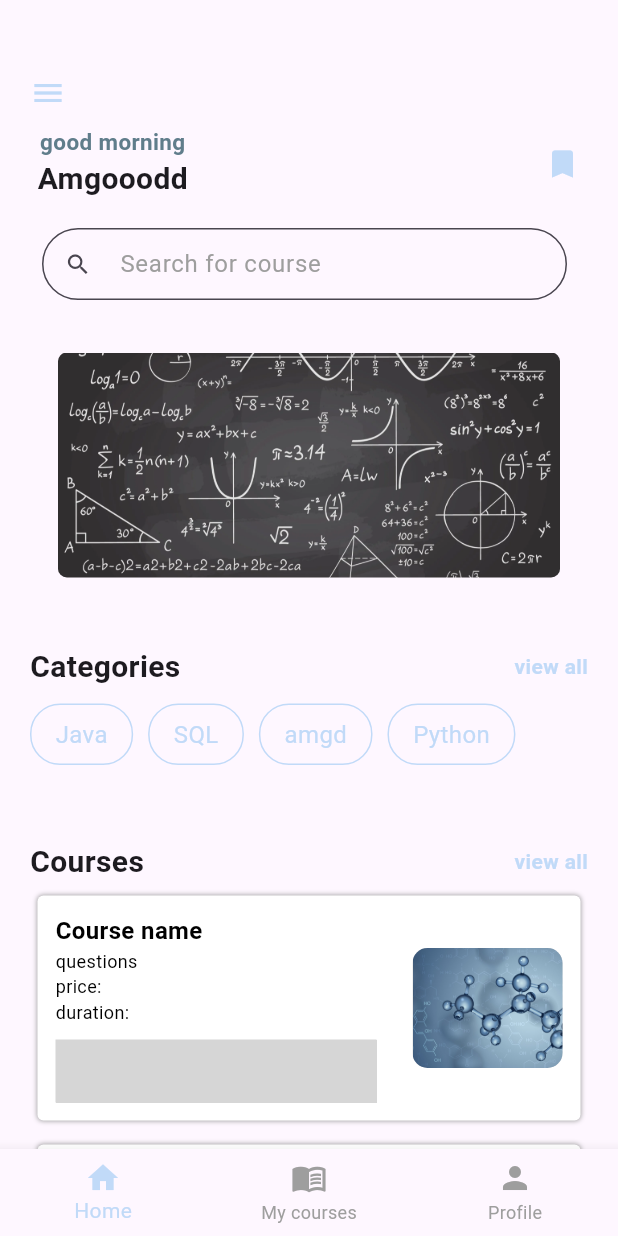
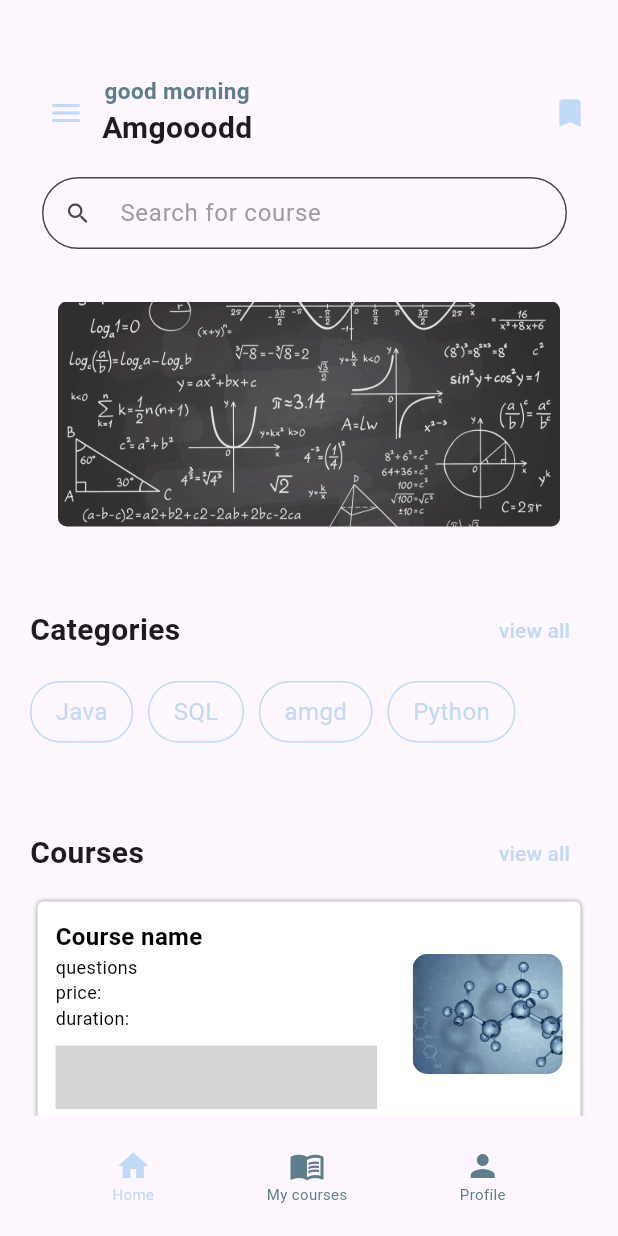
Before and after one commit to ZeyadRaafat/Powerpuff_App, a Flutter app: the Homemain screen opened by its route, on a phone screen of 412 x 824 dp. Run offline on Flutter 3.47's test engine with Material 3 defaults, Android fonts, the light colour scheme and no system bars; drawn by our look-alikes of carousel_slider; our stand-ins replace dio, flutter_bloc, get, google_fonts, lottie, shared_preferences; accounts and stored records are empty; grey boxes are pictures that could not be loaded.

Commit message:
menue and theme buttons

```diff
--- a/lib/app_router.dart
+++ b/lib/app_router.dart
@@ -1,3 +1,4 @@
+import 'package:Powerpuff/view/screens/Profilemenue/menu.dart';
 import 'package:Powerpuff/view/screens/homePage.dart';
 import 'package:Powerpuff/view/screens/login&sign/Loginscreen.dart';
 import 'package:Powerpuff/view/screens/login&sign/Signupscreen.dart';
@@ -18,5 +19,6 @@ class AppRouter {
     GetPage(name: '/Login_screen', page: () => LoginScreen()),
     GetPage(name: '/Signup_screen', page: () => SignupScreen()),
     GetPage(name: '/Home_main', page: () => Homemain()),
+    GetPage(name: '/profile_menu', page: () => Profilemenu()),
   ];
 }
--- a/lib/features/view_models/login_viewmodel.dart
+++ b/lib/features/view_models/login_viewmodel.dart
@@ -3,7 +3,6 @@ import 'package:flutter/material.dart';
 import 'package:get/get.dart';
 import '../../constants.dart';
 import '../models/log_model.dart';
-
 
 class LoginViewModel extends GetxController {
   var isLoading = false.obs;
@@ -12,7 +11,7 @@ class LoginViewModel extends GetxController {
 
   Future<void> loginUser(String email, String password) async {
     try {
-      isLoading.value=true;
+      isLoading.value = true;
       var response = await dio.post(
         '$Baseurl/v1/auth/login',
         data: {'email': email, 'password': password},
@@ -27,7 +26,7 @@ class LoginViewModel extends GetxController {
           backgroundColor: buttercupcolor,
           colorText: Colors.white,
         );
-        Get.toNamed('/home');
+        Get.toNamed('/Home_main');
       } else {
         Get.snackbar(
           "Error",
--- a/lib/view/screens/Homescreen/Homemain.dart
+++ b/lib/view/screens/Homescreen/Homemain.dart
@@ -1,3 +1,4 @@
+import 'package:Powerpuff/view/screens/Profilemenue/menu.dart';
 import 'package:Powerpuff/view/widgets/bottomnavbar.dart';
 import 'package:Powerpuff/view/widgets/categorybutton.dart';
 import 'package:Powerpuff/view/widgets/coursecard.dart';
@@ -5,6 +6,7 @@ import 'package:Powerpuff/view/widgets/headline.dart';
 import 'package:Powerpuff/view/widgets/text_field.dart';
 import 'package:flutter/material.dart';
 import 'package:Powerpuff/view/widgets/photoslider.dart';
+import 'package:get/get.dart';
 
 class Homemain extends StatelessWidget {
   @override
@@ -20,21 +22,20 @@ class Homemain extends StatelessWidget {
                 height: 50,
               ),
               Row(
+                mainAxisAlignment: MainAxisAlignment.spaceBetween,
                 children: [
-                  Icon(
+                  Row(
+                    mainAxisAlignment: MainAxisAlignment.spaceBetween,
+                    children: [
+                      IconButton(
+                        icon: Icon(
                           Icons.menu,
                           color: Theme.of(context).primaryColor,
                         ),
-                ],
+                        onPressed: () => Get.to(Profilemenu(),
+                            transition: Transition.leftToRight,
+                            duration: Duration(milliseconds: 500)),
                       ),
-              SizedBox(
-                height: 10,
-              ),
-              Padding(
-                padding: const EdgeInsets.symmetric(horizontal: 5.0),
-                child: Row(
-                  mainAxisAlignment: MainAxisAlignment.spaceBetween,
-                  children: [
                       Column(
                         children: [
                           Text(
@@ -54,12 +55,13 @@ class Homemain extends StatelessWidget {
                           ),
                         ],
                       ),
+                    ],
+                  ),
                   Icon(
                     Icons.bookmark,
                     color: Theme.of(context).primaryColor,
                   ),
                 ],
-                ),
               ),
               SizedBox(
                 height: 10,
@@ -150,7 +152,9 @@ class Homemain extends StatelessWidget {
           ),
         ),
       ),
-      bottomNavigationBar: BottomNav(),
+      bottomNavigationBar: BottomNav(
+        home: true,
+      ),
     );
   }
 }
--- a/lib/view/widgets/bottomnavbar.dart
+++ b/lib/view/widgets/bottomnavbar.dart
@@ -1,19 +1,80 @@
 import 'package:flutter/material.dart';
 
 class BottomNav extends StatelessWidget {
-  const BottomNav({super.key});
+  const BottomNav(
+      {super.key,
+      this.home = false,
+      this.course = false,
+      this.profile = false});
+  final bool home;
+  final bool course;
+  final bool profile;
+  @override
+  Widget build(BuildContext context) {
+    return Container(
+      height: 80,
+      child: Row(
+        mainAxisAlignment: MainAxisAlignment.spaceEvenly,
+        children: [
+          BottomNavItem(
+            icon: Icons.home,
+            label: "Home",
+            isSelected: home,
+            onTap: () {},
+          ),
+          BottomNavItem(
+            icon: Icons.menu_book,
+            label: "My courses",
+            isSelected: course,
+            onTap: () {},
+          ),
+          BottomNavItem(
+            icon: Icons.person,
+            label: "Profile",
+            isSelected: profile,
+            onTap: () {},
+          ),
+        ],
+      ),
+    );
+  }
+}
+
+class BottomNavItem extends StatelessWidget {
+  final IconData icon;
+  final String label;
+  final bool isSelected;
+  final VoidCallback? onTap;
+
+  const BottomNavItem({
+    super.key,
+    required this.icon,
+    required this.label,
+    this.isSelected = false,
+    this.onTap,
+  });
 
   @override
   Widget build(BuildContext context) {
-    return BottomNavigationBar(
-      items: [
-        BottomNavigationBarItem(icon: Icon(Icons.home), label: 'Home'),
-        BottomNavigationBarItem(
-            icon: Icon(Icons.menu_book), label: 'My courses'),
-        BottomNavigationBarItem(icon: Icon(Icons.person), label: 'Profile'),
-      ],
-      selectedItemColor: Theme.of(context).primaryColor,
-      unselectedItemColor: Colors.grey,
+    return GestureDetector(
+      onTap: onTap,
+      child: Column(
+        mainAxisSize: MainAxisSize.min,
+        children: [
+          Icon(icon,
+              color:
+                  isSelected ? Theme.of(context).primaryColor : Colors.blueGrey,
+              size: 24),
+          Text(
+            label,
+            style: TextStyle(
+              fontSize: 10,
+              color:
+                  isSelected ? Theme.of(context).primaryColor : Colors.blueGrey,
+            ),
+          ),
+        ],
+      ),
     );
   }
 }
--- a/lib/view/widgets/headline.dart
+++ b/lib/view/widgets/headline.dart
@@ -22,16 +22,10 @@ class _headlinee extends State<headlinee> {
             fontWeight: FontWeight.bold,
           ),
         ),
-        GestureDetector(
-          onTap: () {},
-          child: Text(
-            widget.sectext,
-            style: TextStyle(
-              fontSize: 14,
-              fontWeight: FontWeight.bold,
-              color: Theme.of(context).primaryColor,
-            ),
-          ),
+        TextButton.icon(
+          onPressed: () {},
+          label: Text(widget.sectext,
+              style: TextStyle(color: Theme.of(context).primaryColor)),
         ),
       ],
     );
--- a/lib/view/widgets/photoslider.dart
+++ b/lib/view/widgets/photoslider.dart
@@ -17,11 +17,10 @@ class sliderpic extends StatelessWidget {
         child: CarouselSlider(
           options: CarouselOptions(
             height: 150,
-            autoPlay: true, // Enables automatic sliding
-            enlargeCenterPage: true, // Zooms in the selected image
+            autoPlay: true,
+            enlargeCenterPage: true,
             aspectRatio: 16 / 9,
-            viewportFraction:
-                0.9, // Controls how much of the next image is visible
+            viewportFraction: 0.9,
           ),
           items: images.map((image) {
             return ClipRRect(
```
Also changed, not shown: lib/view/screens/Profilemenue/menu.dart (added, +120 -0 lines), lib/view/widgets/profileoption.dart (added, +35 -0 lines). Lines whose indentation alone changed are shown as unchanged.
